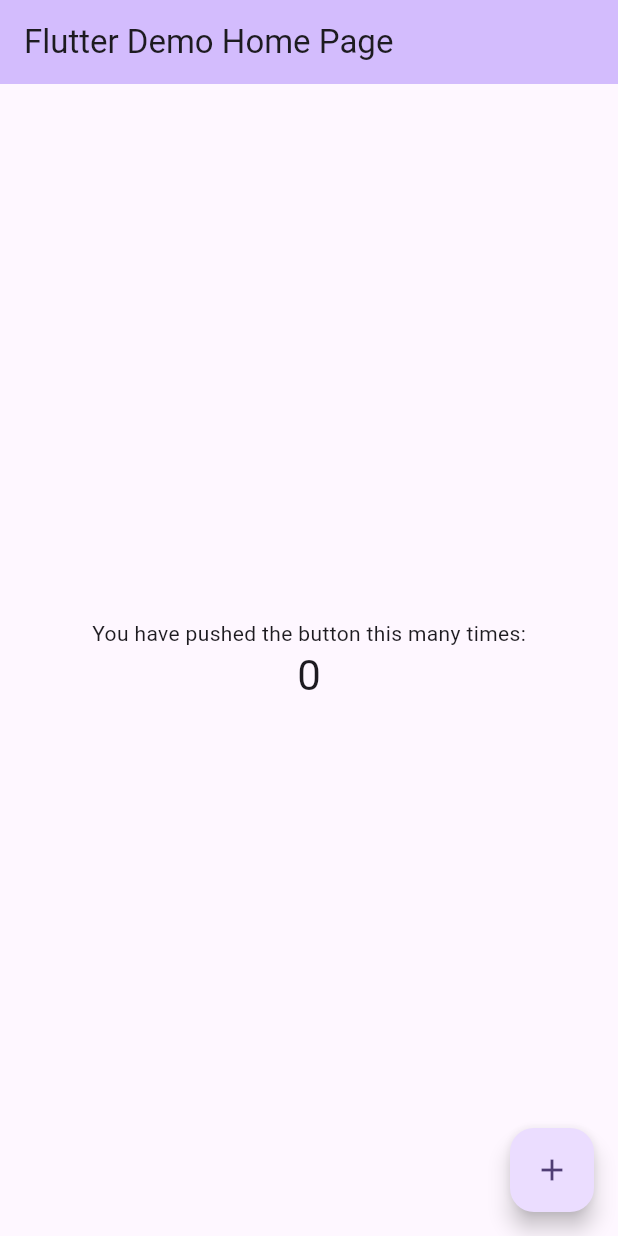
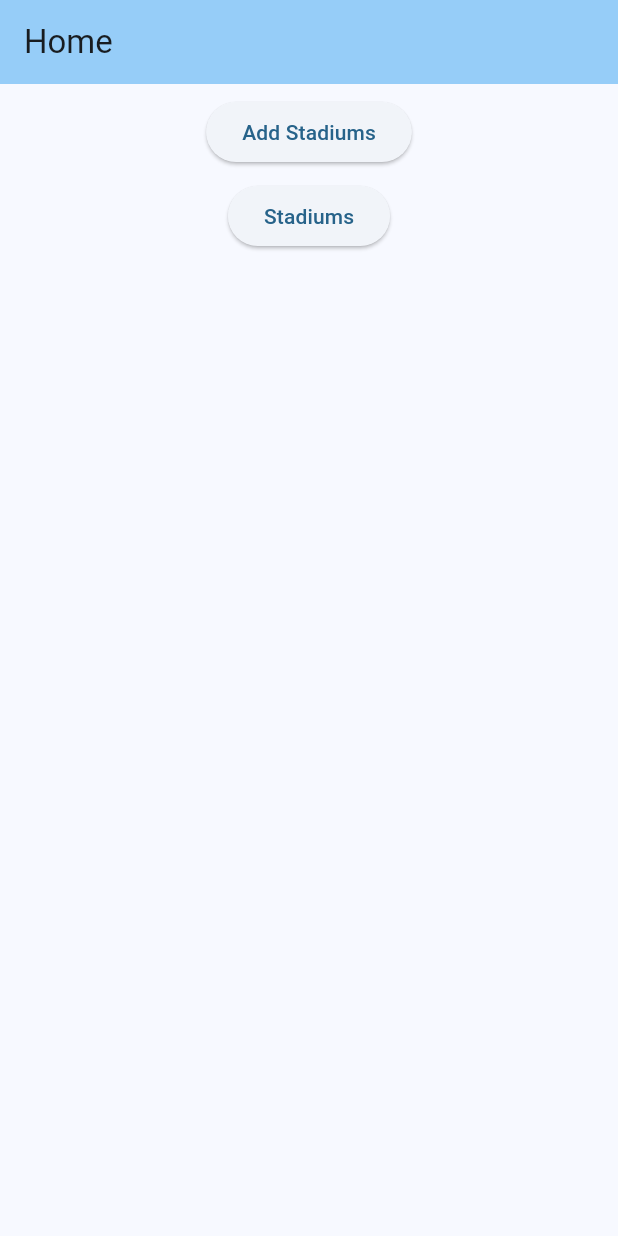
Before and after one commit to elverion/us-soccer-flutter, a Flutter app: the screen it shows after launch, on a phone screen of 412 x 824 dp. Run offline on Flutter 3.47's test engine with Material 3 defaults, Android fonts, the light colour scheme and no system bars; our stand-ins replace flutter_riverpod, go_router; network calls fail.

Commit message:
Base layout and Stadium + weather list and get

```diff
--- /dev/null
+++ b/lib/const/environmentals.dart
@@ -0,0 +1 @@
+const String serverURL = 'http://127.0.0.1:8585';
--- a/lib/main.dart
+++ b/lib/main.dart
@@ -1,125 +1,55 @@
 import 'package:flutter/material.dart';
+import 'package:flutter_riverpod/flutter_riverpod.dart';
+import 'package:us_soccer_flutter/modules/location/models/location.model.dart';
+import 'package:us_soccer_flutter/modules/stadium/models/stadium.model.dart';
+import 'package:us_soccer_flutter/modules/stadium/providers/stadium.provider.dart';
+import 'package:us_soccer_flutter/routing/router.dart';
 
-void main() {
-  runApp(const MyApp());
+void main() async {
+  WidgetsFlutterBinding.ensureInitialized();
+
+  // runApp(const MyApp());
+  runApp(
+    ProviderScope(
+      overrides: [
+        stadiumProvider.overrideWith(
+          (ref) => StadiumProvider(
+            ref,
+            [],
+          ),
+        ),
+      ],
+      child: const MyApp(),
+    ),
+  );
 }
 
-class MyApp extends StatelessWidget {
+class _GlobalWrapper extends ConsumerWidget {
+  const _GlobalWrapper({required this.child});
+
+  final Widget child;
+
+  @override
+  Widget build(BuildContext context, WidgetRef ref) {
+    ref.watch(stadiumProvider);
+
+    return child;
+  }
+}
+
+class MyApp extends ConsumerWidget {
   const MyApp({super.key});
 
-  // This widget is the root of your application.
   @override
-  Widget build(BuildContext context) {
-    return MaterialApp(
-      title: 'Flutter Demo',
-      theme: ThemeData(
-        // This is the theme of your application.
-        //
-        // TRY THIS: Try running your application with "flutter run". You'll see
-        // the application has a purple toolbar. Then, without quitting the app,
-        // try changing the seedColor in the colorScheme below to Colors.green
-        // and then invoke "hot reload" (save your changes or press the "hot
-        // reload" button in a Flutter-supported IDE, or press "r" if you used
-        // the command line to start the app).
-        //
-        // Notice that the counter didn't reset back to zero; the application
-        // state is not lost during the reload. To reset the state, use hot
-        // restart instead.
-        //
-        // This works for code too, not just values: Most code changes can be
-        // tested with just a hot reload.
-        colorScheme: ColorScheme.fromSeed(seedColor: Colors.deepPurple),
-        useMaterial3: true,
+  Widget build(BuildContext context, WidgetRef ref) {
+    return _GlobalWrapper(
+      child: MaterialApp.router(
+        routerConfig: applicationRouter,
+        theme: ThemeData(
+          colorScheme: ColorScheme.fromSeed(seedColor: Colors.lightBlue),
+          useMaterial3: true,
+        ),
       ),
-      home: const MyHomePage(title: 'Flutter Demo Home Page'),
     );
   }
 }
-
-class MyHomePage extends StatefulWidget {
-  const MyHomePage({super.key, required this.title});
-
-  // This widget is the home page of your application. It is stateful, meaning
-  // that it has a State object (defined below) that contains fields that affect
-  // how it looks.
-
-  // This class is the configuration for the state. It holds the values (in this
-  // case the title) provided by the parent (in this case the App widget) and
-  // used by the build method of the State. Fields in a Widget subclass are
-  // always marked "final".
-
-  final String title;
-
-  @override
-  State<MyHomePage> createState() => _MyHomePageState();
-}
-
-class _MyHomePageState extends State<MyHomePage> {
-  int _counter = 0;
-
-  void _incrementCounter() {
-    setState(() {
-      // This call to setState tells the Flutter framework that something has
-      // changed in this State, which causes it to rerun the build method below
-      // so that the display can reflect the updated values. If we changed
-      // _counter without calling setState(), then the build method would not be
-      // called again, and so nothing would appear to happen.
-      _counter++;
-    });
-  }
-
-  @override
-  Widget build(BuildContext context) {
-    // This method is rerun every time setState is called, for instance as done
-    // by the _incrementCounter method above.
-    //
-    // The Flutter framework has been optimized to make rerunning build methods
-    // fast, so that you can just rebuild anything that needs updating rather
-    // than having to individually change instances of widgets.
-    return Scaffold(
-      appBar: AppBar(
-        // TRY THIS: Try changing the color here to a specific color (to
-        // Colors.amber, perhaps?) and trigger a hot reload to see the AppBar
-        // change color while the other colors stay the same.
-        backgroundColor: Theme.of(context).colorScheme.inversePrimary,
-        // Here we take the value from the MyHomePage object that was created by
-        // the App.build method, and use it to set our appbar title.
-        title: Text(widget.title),
-      ),
-      body: Center(
-        // Center is a layout widget. It takes a single child and positions it
-        // in the middle of the parent.
-        child: Column(
-          // Column is also a layout widget. It takes a list of children and
-          // arranges them vertically. By default, it sizes itself to fit its
-          // children horizontally, and tries to be as tall as its parent.
-          //
-          // Column has various properties to control how it sizes itself and
-          // how it positions its children. Here we use mainAxisAlignment to
-          // center the children vertically; the main axis here is the vertical
-          // axis because Columns are vertical (the cross axis would be
-          // horizontal).
-          //
-          // TRY THIS: Invoke "debug painting" (choose the "Toggle Debug Paint"
-          // action in the IDE, or press "p" in the console), to see the
-          // wireframe for each widget.
-          mainAxisAlignment: MainAxisAlignment.center,
-          children: <Widget>[
-            const Text(
-              'You have pushed the button this many times:',
-            ),
-            Text(
-              '$_counter',
-              style: Theme.of(context).textTheme.headlineMedium,
-            ),
-          ],
-        ),
-      ),
-      floatingActionButton: FloatingActionButton(
-        onPressed: _incrementCounter,
-        tooltip: 'Increment',
-        child: const Icon(Icons.add),
-      ), // This trailing comma makes auto-formatting nicer for build methods.
-    );
-  }
-}
--- /dev/null
+++ b/lib/modules/stadium/providers/stadium.provider.dart
@@ -0,0 +1,39 @@
+import 'dart:convert';
+
+import 'package:http/http.dart' as http;
+import 'package:flutter_riverpod/flutter_riverpod.dart';
+import 'package:us_soccer_flutter/const/environmentals.dart';
+
+import '../models/stadium.model.dart';
+
+class StadiumProvider extends StateNotifier<List<Stadium>> {
+  final Ref ref;
+
+  StadiumProvider(this.ref, List<Stadium> data) : super(data);
+
+  Stadium? getStadium(String id) {
+    return state.firstWhere((stadium) => stadium.id == id);
+  }
+
+  Future<void> fetchStadiums() async {
+    final response = await http.get(Uri.parse('$serverURL/api/stadiums'));
+
+    if (response.statusCode == 200) {
+      final decodedResponse = jsonDecode(response.body);
+      final data = List.from(decodedResponse['stadiums'])
+          .map((e) => Stadium.fromJson(e))
+          .toList();
+
+      state = data;
+    } else {
+      throw Exception('Failed to load stadiums');
+    }
+  }
+
+  // TODO: Upload file https://pub.dev/packages/file_picker
+}
+
+final stadiumProvider =
+    StateNotifierProvider.autoDispose<StadiumProvider, List<Stadium>>(
+  (ref) => StadiumProvider(ref, []),
+);
--- /dev/null
+++ b/lib/routing/router.dart
@@ -0,0 +1,39 @@
+import 'package:go_router/go_router.dart';
+import '../screens/home.screen.dart';
+import '../screens/add_stadium.screen.dart';
+import '../screens/stadium.screen.dart';
+import '../screens/stadiums.screen.dart';
+
+final GoRouter applicationRouter = GoRouter(
+  initialLocation: '/',
+  routes: [
+    GoRoute(
+      name:
+          'Home', // Optional, add name to your routes. Allows you navigate by name instead of path
+      path: '/',
+      builder: (context, state) => const Home(),
+      routes: [
+        GoRoute(
+          name:
+              'Add Stadiums', // Optional, add name to your routes. Allows you navigate by name instead of path
+          path: 'add-stadiums',
+          builder: (context, state) => const AddStadium(),
+        ),
+        GoRoute(
+          name:
+              'Stadiums', // Optional, add name to your routes. Allows you navigate by name instead of path
+          path: 'stadiums',
+          builder: (context, state) => const Stadiums(),
+          routes: [
+            GoRoute(
+              name:
+                  'Stadium', // Optional, add name to your routes. Allows you navigate by name instead of path
+              path: 'stadium/:stadiumId',
+              builder: (context, state) => Stadium(state),
+            ),
+          ],
+        ),
+      ],
+    ),
+  ],
+);
--- /dev/null
+++ b/lib/screens/home.screen.dart
@@ -0,0 +1,43 @@
+import 'package:flutter/material.dart';
+import 'package:flutter_riverpod/flutter_riverpod.dart';
+import 'package:go_router/go_router.dart';
+import 'package:us_soccer_flutter/modules/stadium/providers/stadium.provider.dart';
+
+class Home extends ConsumerWidget {
+  const Home({super.key});
+
+  @override
+  Widget build(BuildContext context, WidgetRef ref) {
+    ref.read(stadiumProvider.notifier).fetchStadiums();
+
+    return Scaffold(
+      appBar: AppBar(
+        title: const Text('Home'),
+        backgroundColor: Theme.of(context).colorScheme.inversePrimary,
+      ),
+      body: Center(
+        child: Padding(
+          padding: const EdgeInsets.all(8.0),
+          child: Column(
+            children: [
+              Padding(
+                padding: const EdgeInsets.only(bottom: 8.0),
+                child: ElevatedButton(
+                  onPressed: () => context.go('/add-stadiums'),
+                  child: const Text('Add Stadiums'),
+                ),
+              ),
+              Padding(
+                padding: const EdgeInsets.only(bottom: 8.0),
+                child: ElevatedButton(
+                  onPressed: () => context.go('/stadiums'),
+                  child: const Text('Stadiums'),
+                ),
+              ),
+            ],
+          ),
+        ),
+      ),
+    );
+  }
+}
--- /dev/null
+++ b/lib/screens/stadiums.screen.dart
@@ -0,0 +1,33 @@
+import 'package:flutter/material.dart';
+import 'package:flutter_riverpod/flutter_riverpod.dart';
+import 'package:go_router/go_router.dart';
+import 'package:us_soccer_flutter/modules/stadium/providers/stadium.provider.dart';
+
+import '../modules/stadium/widgets/stadium_list_tile.widget.dart';
+
+class Stadiums extends ConsumerWidget {
+  const Stadiums({super.key});
+
+  @override
+  Widget build(BuildContext context, WidgetRef ref) {
+    final stadiums = ref.watch(stadiumProvider);
+
+    return Scaffold(
+      appBar: AppBar(
+        title: const Text('Stadiums'),
+        backgroundColor: Theme.of(context).colorScheme.inversePrimary,
+      ),
+      body: Center(
+        child: stadiums.isNotEmpty
+            ? ListView.builder(
+                itemCount: stadiums.length,
+                prototypeItem: StadiumListTile(stadium: stadiums.first),
+                itemBuilder: (context, index) {
+                  return StadiumListTile(stadium: stadiums[index]);
+                },
+              )
+            : const Text('No Stadiums Found'),
+      ),
+    );
+  }
+}
--- a/pubspec.yaml
+++ b/pubspec.yaml
@@ -35,6 +35,9 @@ dependencies:
   # The following adds the Cupertino Icons font to your application.
   # Use with the CupertinoIcons class for iOS style icons.
   cupertino_icons: ^1.0.6
+  go_router: ^14.1.4
+  flutter_riverpod: ^2.5.1
+  http: ^1.2.1
 
 dev_dependencies:
   flutter_test:
@@ -45,7 +48,7 @@ dev_dependencies:
   # activated in the `analysis_options.yaml` file located at the root of your
   # package. See that file for information about deactivating specific lint
   # rules and activating additional ones.
-  flutter_lints: ^3.0.0
+  flutter_lints: ^4.0.0
 
 # For information on the generic Dart part of this file, see the
 # following page: https://dart.dev/tools/pub/pubspec
```
Also changed, not shown: lib/modules/location/models/location.model.dart (added, +19 -0 lines), lib/modules/location/widgets/location_block.widget.dart (added, +18 -0 lines), lib/modules/location/widgets/location_text.widget.dart (added, +16 -0 lines), lib/modules/stadium/models/stadium.model.dart (added, +18 -0 lines), lib/modules/stadium/widgets/stadium_card.widget.dart (added, +24 -0 lines), lib/modules/stadium/widgets/stadium_list_tile.widget.dart (added, +26 -0 lines), lib/modules/weather/models/weather.model.dart (added, +16 -0 lines), lib/modules/weather/providers/weather.provider.dart (added, +33 -0 lines), lib/modules/weather/widgets/weather_card.widget.dart (added, +22 -0 lines), lib/screens/add_stadium.screen.dart (added, +23 -0 lines), lib/screens/stadium.screen.dart (added, +53 -0 lines), pubspec.lock.
